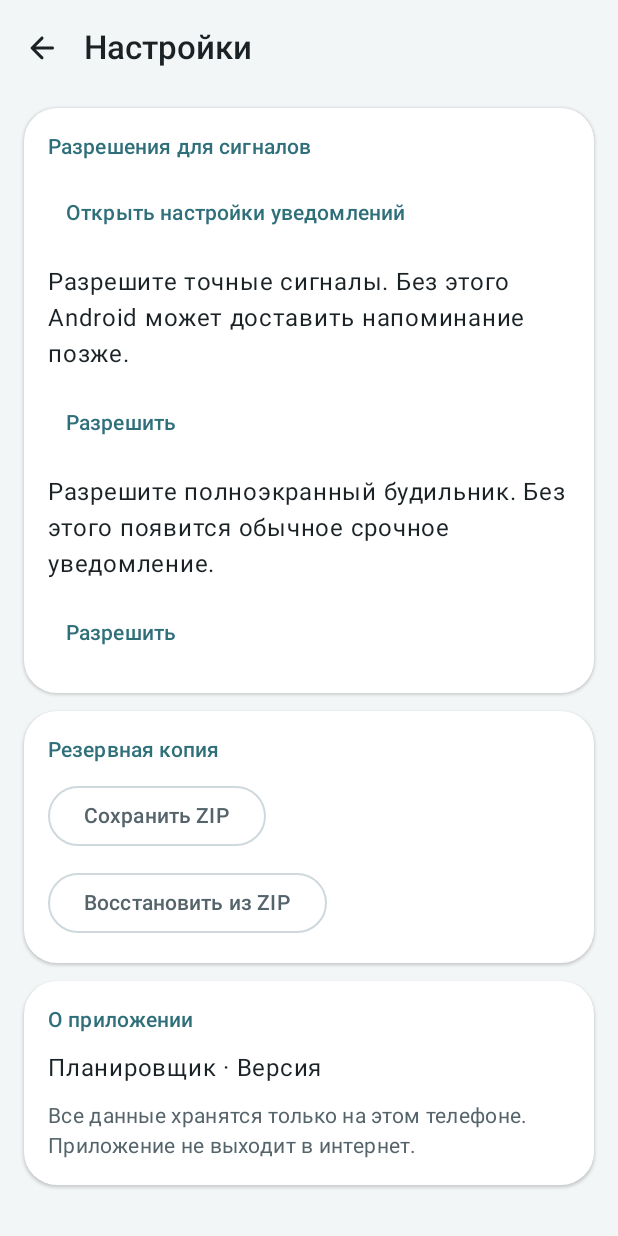
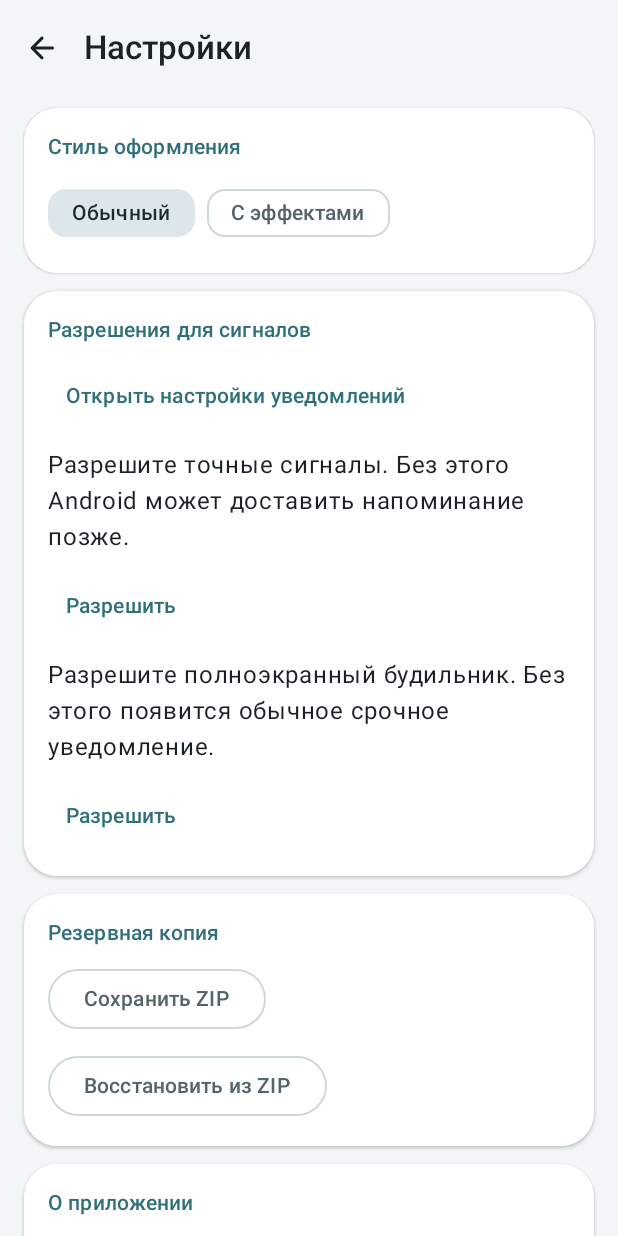
Before and after one commit to Vano3667/scheduler_app, an Android app built with Jetpack Compose: the screen it shows after launch (MainActivity), after a tap on "Настройки", on a phone screen of 412 x 824 dp. Run offline under Robolectric (Android 15) with nearby library versions, the phone set to English and light mode, and no system bars; our stand-ins replace Room's generated code.

Commit message:
Этап 9: сохраняемый стиль «С эффектами», короткие частицы и похвала

```diff
--- a/app/src/main/java/ru/dayplanner/app/ui/effects/Effects.kt
+++ b/app/src/main/java/ru/dayplanner/app/ui/effects/Effects.kt
@@ -1,27 +1,46 @@
 package ru.dayplanner.app.ui.effects
 
-import androidx.compose.runtime.Composable
-import androidx.compose.runtime.staticCompositionLocalOf
-import androidx.compose.ui.Modifier
+import android.animation.ValueAnimator
+import androidx.compose.animation.core.*
+import androidx.compose.foundation.Canvas
+import androidx.compose.foundation.gestures.*
+import androidx.compose.foundation.layout.*
+import androidx.compose.material3.*
+import androidx.compose.runtime.*
+import androidx.compose.ui.*
+import androidx.compose.ui.draw.drawWithContent
+import androidx.compose.ui.geometry.*
+import androidx.compose.ui.graphics.*
+import androidx.compose.ui.graphics.drawscope.Stroke
+import androidx.compose.ui.input.pointer.PointerEventPass
+import androidx.compose.ui.input.pointer.pointerInput
+import androidx.compose.ui.res.*
+import androidx.compose.ui.unit.dp
+import kotlinx.coroutines.delay
+import ru.dayplanner.app.R
 import ru.dayplanner.app.ui.theme.AppStyle
+import kotlin.math.*
+import kotlin.random.Random
 
-// Эффекты стиля «С эффектами» появятся на этапе 9. Пока это пустая заглушка с тем же интерфейсом.
+interface EffectsController { fun onTaskCompleted(allDone:Boolean) }
+object NoEffects:EffectsController{override fun onTaskCompleted(allDone:Boolean){}}
+val LocalEffects=staticCompositionLocalOf<EffectsController>{NoEffects}
+private data class Celebration(val serial:Long,val label:String,val all:Boolean)
+private data class Particle(val x:Float,val speed:Float,val wave:Float,val phase:Float)
 
-interface EffectsController {
-    /** Дело отмечено выполненным; [allDone] — выполнены все дела дня. */
-    fun onTaskCompleted(allDone: Boolean)
+@Composable
+fun EffectsHost(style:AppStyle,content:@Composable ()->Unit){if(style!=AppStyle.EFFECTS){content();return}
+    val phrases=stringArrayResource(R.array.praise);val finale=stringResource(R.string.all_done);var event by remember{mutableStateOf<Celebration?>(null)}
+    val controller=remember(phrases.contentHashCode(),finale){object:EffectsController{override fun onTaskCompleted(allDone:Boolean){if(ValueAnimator.areAnimatorsEnabled())event=Celebration(System.nanoTime(),if(allDone) finale else phrases.random(),allDone)}}}
+    val palette=listOf(MaterialTheme.colorScheme.primary,MaterialTheme.colorScheme.secondary,MaterialTheme.colorScheme.tertiary);val glow=palette.first().copy(alpha=.09f)
+    CompositionLocalProvider(LocalEffects provides controller){Box(Modifier.fillMaxSize()){
+        Box(Modifier.fillMaxSize().drawWithContent{drawContent();drawRect(Brush.verticalGradient(listOf(glow,Color.Transparent),endY=84.dp.toPx()),size=Size(size.width,minOf(size.height,84.dp.toPx())))}){content()}
+        event?.let { e->key(e.serial){val a=remember{Animatable(0f)};val particles=remember{val rnd=Random(e.serial);List(if(e.all)60 else 30){Particle(rnd.nextFloat(),.6f+rnd.nextFloat()*.5f,rnd.nextFloat()*.08f,rnd.nextFloat()*6.28f)}};LaunchedEffect(Unit){a.animateTo(1f,tween(if(e.all)1400 else 1000,easing=LinearEasing));delay(700);if(event==e)event=null};Canvas(Modifier.fillMaxSize()){val t=a.value;particles.forEachIndexed{i,p->val x=(p.x+p.wave*sin(9*t+p.phase))*size.width;val y=(t*t*p.speed-.025f)*size.height;drawCircle(palette[i%3].copy(alpha=(1f-t).coerceIn(0f,1f)),radius=(if(e.all)4.dp else 3.dp).toPx(),center=Offset(x,y))}};Surface(modifier=Modifier.align(Alignment.Center).padding(20.dp),color=MaterialTheme.colorScheme.primaryContainer,shape=MaterialTheme.shapes.large){Text(e.label,Modifier.padding(18.dp),style=if(e.all)MaterialTheme.typography.headlineMedium else MaterialTheme.typography.headlineSmall)} }}
+    }}
 }
 
-object NoEffects : EffectsController {
-    override fun onTaskCompleted(allDone: Boolean) {}
+/** Наблюдает за нажатием, но не потребляет его: жест обрабатывает сама кнопка. */
+fun Modifier.pressBurst():Modifier=composed { if(ru.dayplanner.app.ui.theme.LocalAppStyle.current!=AppStyle.EFFECTS)return@composed this
+    var origin by remember{mutableStateOf(Offset.Zero)};var ticket by remember{mutableLongStateOf(0)};val a=remember{Animatable(1f)};val ink=MaterialTheme.colorScheme.primary;LaunchedEffect(ticket){if(ticket!=0L){a.snapTo(0f);a.animateTo(1f,tween(260))}}
+    this.pointerInput(Unit){awaitEachGesture {val down=awaitFirstDown(requireUnconsumed=false,pass=PointerEventPass.Initial);if(ValueAnimator.areAnimatorsEnabled()){origin=down.position;ticket++}}}.drawWithContent {drawContent();val t=a.value;if(t<1f){val color=ink.copy(alpha=(1f-t)*.65f);val r=(5+17*t).dp.toPx();drawCircle(color,r,origin,style=Stroke(1.5.dp.toPx()));for(i in 0..5){val angle=i*Math.PI/3;drawCircle(color,2.dp.toPx(),origin+Offset(cos(angle).toFloat(),sin(angle).toFloat())*(r+4.dp.toPx()))}} }
 }
-
-val LocalEffects = staticCompositionLocalOf<EffectsController> { NoEffects }
-
-@Composable
-fun EffectsHost(style: AppStyle, content: @Composable () -> Unit) {
-    content()
-}
-
-/** Вспышка с частицами при нажатии (только в стиле «С эффектами»). */
-fun Modifier.pressBurst(): Modifier = this
--- a/app/src/main/java/ru/dayplanner/app/ui/settings/SettingsStyle.kt
+++ b/app/src/main/java/ru/dayplanner/app/ui/settings/SettingsStyle.kt
@@ -1,8 +1,16 @@
 package ru.dayplanner.app.ui.settings
 
-import androidx.compose.runtime.Composable
+import androidx.compose.foundation.layout.*
+import androidx.compose.material3.*
+import androidx.compose.runtime.*
+import androidx.compose.ui.platform.LocalContext
+import androidx.compose.ui.res.stringResource
+import androidx.compose.ui.unit.dp
+import androidx.lifecycle.compose.collectAsStateWithLifecycle
+import ru.dayplanner.app.R
+import ru.dayplanner.app.container
+import ru.dayplanner.app.ui.components.SectionCard
+import ru.dayplanner.app.ui.theme.AppStyle
 
-/** Выбор стиля оформления. Появится на этапе 9. */
 @Composable
-fun StyleSection() {
-}
+fun StyleSection(){val store=LocalContext.current.container.settings;val current by store.style.collectAsStateWithLifecycle();SectionCard(title=stringResource(R.string.style)){FlowRow(horizontalArrangement=Arrangement.spacedBy(8.dp)){listOf(AppStyle.NORMAL to R.string.style_normal,AppStyle.EFFECTS to R.string.style_fx).forEach{(style,label)->FilterChip(current==style,{store.setStyle(style)},{Text(stringResource(label))})}}}}
--- /dev/null
+++ b/app/src/main/res/values/strings_effects.xml
@@ -0,0 +1 @@
+<resources><string name="style">Стиль оформления</string><string name="style_normal">Обычный</string><string name="style_fx">С эффектами</string><string name="all_done">Все дела дня выполнены!</string><string-array name="praise"><item>Ты молодец!</item><item>Так держать!</item><item>Отличная работа!</item><item>Ещё одно дело сделано!</item><item>Есть результат!</item><item>Хороший темп!</item><item>Шаг вперёд!</item><item>Получилось!</item><item>Здорово!</item><item>Готово, можно выдохнуть!</item><item>Отличный шаг!</item><item>Ещё одна победа!</item></string-array></resources>
```
Also changed, not shown: app/src/main/java/ru/dayplanner/app/ui/theme/PalettesEffects.kt (+3 -6 lines).
